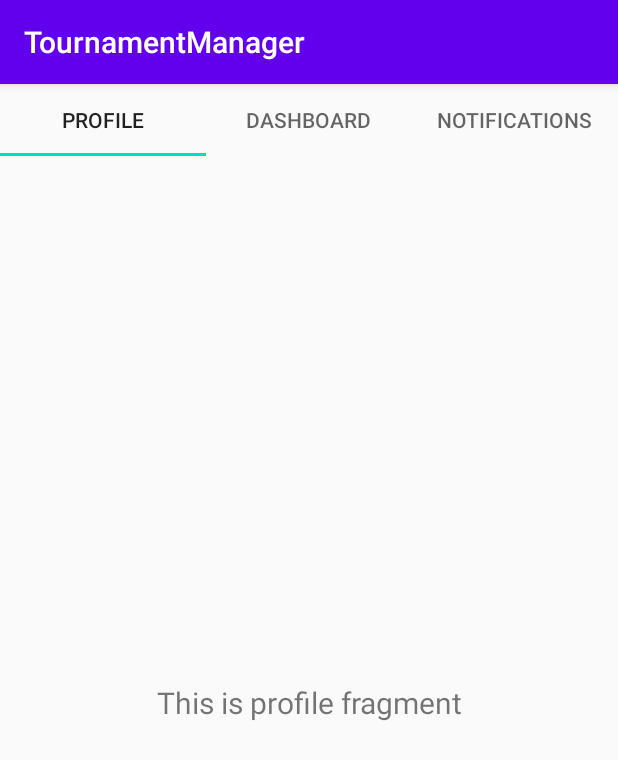
After one commit to slowpokesheep/tournamentmanager, an Android app: the fragment CollectionProfileFragment shown on its own in the app's theme, on a phone screen of 412 x 824 dp. The commit adds this screen. Shown: the top 760 px of the screen. Run offline under Robolectric (Android 15) with nearby library versions, the phone set to English and light mode, and no system bars.

Commit message:
navigation wip

```diff
--- a/app/src/main/java/is/hi/tournamentmanager/MainActivity.java
+++ b/app/src/main/java/is/hi/tournamentmanager/MainActivity.java
@@ -13,11 +13,13 @@ import androidx.navigation.Navigation;
 import androidx.navigation.ui.AppBarConfiguration;
 import androidx.navigation.ui.NavigationUI;
 
-public class MainActivity extends AppCompatActivity {//implements NavigationView.OnNavigationItemSelectedListener {
+public class MainActivity extends AppCompatActivity {
 
     private AppBarConfiguration mAppBarConfiguration;
 
     private DrawerLayout mDrawerLayout;
+
+    private NavController navController;
 
     @Override
     protected void onCreate(Bundle savedInstanceState) {
@@ -37,18 +39,19 @@ public class MainActivity extends AppCompatActivity {//implements NavigationView
         NavigationView navDrawView = findViewById(R.id.nav_draw_view);
 
         // Passing each menu ID as a set of Ids because each menu should be considered as top level destinations.
-        mAppBarConfiguration = new AppBarConfiguration.Builder(R.id.nav_home, R.id.nav_dashboard, R.id.nav_notifications).setDrawerLayout(mDrawerLayout).build();
+        mAppBarConfiguration = new AppBarConfiguration.Builder(R.id.nav_home, R.id.nav_dashboard, R.id.nav_notifications, R.id.nav_profile).setDrawerLayout(mDrawerLayout).build();
 
         // Init nav controller
-        NavController navController = Navigation.findNavController(this, R.id.nav_host_fragment);
+        navController = Navigation.findNavController(this, R.id.nav_host_fragment);
         NavigationUI.setupActionBarWithNavController(this, navController, mAppBarConfiguration);
         NavigationUI.setupWithNavController(navDrawView, navController);
         NavigationUI.setupWithNavController(navView, navController);
     }
 
-    // Handle back, closes navigation drawer or goes to home screen
+    // Handle back button
     @Override
     public void onBackPressed() {
+        // Close the navigation drawer if it's open
         if (mDrawerLayout.isDrawerOpen(GravityCompat.START)) {
             mDrawerLayout.closeDrawer(GravityCompat.START);
         } else {
@@ -60,6 +63,6 @@ public class MainActivity extends AppCompatActivity {//implements NavigationView
     @Override
     public boolean onSupportNavigateUp() {
         NavController navController = Navigation.findNavController(this, R.id.nav_host_fragment);
-        return NavigationUI.navigateUp(navController, mAppBarConfiguration) || super.onSupportNavigateUp();
+        return NavigationUI.navigateUp(navController, mAppBarConfiguration);// || super.onSupportNavigateUp();
     }
 }
--- /dev/null
+++ b/app/src/main/java/is/hi/tournamentmanager/collections/CollectionProfileFragment.java
@@ -0,0 +1,57 @@
+package is.hi.tournamentmanager.collections;
+
+import android.os.Bundle;
+import android.view.LayoutInflater;
+import android.view.View;
+import android.view.ViewGroup;
+
+import androidx.annotation.NonNull;
+import androidx.annotation.Nullable;
+import androidx.fragment.app.Fragment;
+import androidx.viewpager2.widget.ViewPager2;
+
+import com.google.android.material.tabs.TabLayout;
+import com.google.android.material.tabs.TabLayoutMediator;
+
+import is.hi.tournamentmanager.R;
+import is.hi.tournamentmanager.ui.dashboard.DashboardFragment;
+import is.hi.tournamentmanager.ui.notifications.NotificationsFragment;
+import is.hi.tournamentmanager.ui.profile.ProfileFragment;
+import is.hi.tournamentmanager.ui.profile.ProfileViewModel;
+import is.hi.tournamentmanager.utils.ObjectCollectionAdapter;
+
+public class CollectionProfileFragment extends Fragment {
+
+    ViewPager2 viewPager;
+    ObjectCollectionAdapter profileCollectionAdapter;
+
+    // Load
+    public View onCreateView(@NonNull LayoutInflater inflater, ViewGroup container, Bundle savedInstanceState) {
+        return inflater.inflate(R.layout.fragment_collection_profile, container, false);
+    }
+
+    // After onCreateView
+    @Override
+    public void onViewCreated(@NonNull View view, @Nullable Bundle savedInstanceState) {
+        profileCollectionAdapter = new ObjectCollectionAdapter(this);
+
+        // Add fragments to the adapter
+        profileCollectionAdapter.add(new ProfileFragment(), getString(R.string.menu_profile));
+        profileCollectionAdapter.add(new DashboardFragment(), getString(R.string.menu_dashboard));
+        profileCollectionAdapter.add(new NotificationsFragment(), getString(R.string.menu_notifications));
+
+        // Setup viewpager
+        viewPager = view.findViewById(R.id.pager);
+        viewPager.setAdapter(profileCollectionAdapter);
+
+        // Link tab layout to viewpager
+        TabLayout tabLayout = view.findViewById(R.id.tab_layout);
+        new TabLayoutMediator(tabLayout, viewPager,
+                new TabLayoutMediator.TabConfigurationStrategy() {
+                    @Override
+                    public void onConfigureTab(@NonNull TabLayout.Tab tab, int position) {
+                        tab.setText(profileCollectionAdapter.getTitle(position));
+                    }
+                }).attach();
+    }
+}
--- a/app/src/main/java/is/hi/tournamentmanager/ui/profile/ProfileFragment.java
+++ b/app/src/main/java/is/hi/tournamentmanager/ui/profile/ProfileFragment.java
@@ -21,8 +21,8 @@ public class ProfileFragment extends Fragment {
     public View onCreateView(@NonNull LayoutInflater inflater, ViewGroup container, Bundle savedInstanceState) {
 
         profileViewModel = new ViewModelProvider(this).get(ProfileViewModel.class);
-        View root = inflater.inflate(R.layout.fragment_home, container, false);
-        final TextView textView = root.findViewById(R.id.text_home);
+        View root = inflater.inflate(R.layout.fragment_profile, container, false);
+        final TextView textView = root.findViewById(R.id.text_profile);
 
         profileViewModel.getText().observe(getViewLifecycleOwner(), new Observer<String>() {
             @Override
--- /dev/null
+++ b/app/src/main/java/is/hi/tournamentmanager/utils/ObjectCollectionAdapter.java
@@ -0,0 +1,44 @@
+package is.hi.tournamentmanager.utils;
+
+import android.util.Pair;
+
+import androidx.fragment.app.Fragment;
+import androidx.viewpager2.adapter.FragmentStateAdapter;
+
+import java.util.ArrayList;
+import java.util.List;
+
+// An object collection
+public class ObjectCollectionAdapter extends FragmentStateAdapter {
+    private final List<Pair<Fragment, String>> mFragmentList = new ArrayList<>();
+
+    public ObjectCollectionAdapter(Fragment fragment) {
+        super(fragment);
+    }
+
+    // Add fragments to the view pager and tab layout
+    public void add(Fragment fragment, String title) {
+        mFragmentList.add(new Pair(fragment, title));
+    }
+
+    public Fragment getFragment(int position) {
+        return mFragmentList.get(position).first;
+    }
+
+    public String getTitle(int position) {
+        return mFragmentList.get(position).second;
+    }
+
+    // Returns the fragments at runtime to populate the view pager and tab layout
+    @Override
+    public Fragment createFragment(int position) {
+        Fragment fragment = mFragmentList.get(position).first;
+        return fragment;
+    }
+
+    // How many calls to createFragment
+    @Override
+    public int getItemCount() {
+        return mFragmentList.size();
+    }
+}
--- /dev/null
+++ b/app/src/main/res/layout/fragment_collection_profile.xml
@@ -0,0 +1,21 @@
+<?xml version="1.0" encoding="utf-8"?>
+<LinearLayout xmlns:android="http://schemas.android.com/apk/res/android"
+    xmlns:app="http://schemas.android.com/apk/res-auto"
+    xmlns:tools="http://schemas.android.com/tools"
+    android:layout_width="match_parent"
+    android:layout_height="match_parent"
+    tools:context=".ui.profile.ProfileFragment"
+    android:orientation="vertical">
+
+    <com.google.android.material.tabs.TabLayout
+        android:id="@+id/tab_layout"
+        android:layout_width="match_parent"
+        android:layout_height="wrap_content" />
+
+    <androidx.viewpager2.widget.ViewPager2
+        android:id="@+id/pager"
+        android:layout_width="match_parent"
+        android:layout_height="0dp"
+        android:layout_weight="1" />
+
+</LinearLayout>
--- /dev/null
+++ b/app/src/main/res/layout/fragment_profile.xml
@@ -0,0 +1,22 @@
+<?xml version="1.0" encoding="utf-8"?>
+<androidx.constraintlayout.widget.ConstraintLayout xmlns:android="http://schemas.android.com/apk/res/android"
+    xmlns:app="http://schemas.android.com/apk/res-auto"
+    xmlns:tools="http://schemas.android.com/tools"
+    android:layout_width="match_parent"
+    android:layout_height="match_parent"
+    tools:context=".ui.profile.ProfileFragment">
+
+    <TextView
+        android:id="@+id/text_profile"
+        android:layout_width="match_parent"
+        android:layout_height="wrap_content"
+        android:layout_marginStart="8dp"
+        android:layout_marginTop="8dp"
+        android:layout_marginEnd="8dp"
+        android:gravity="center"
+        android:textSize="20sp"
+        app:layout_constraintBottom_toBottomOf="parent"
+        app:layout_constraintEnd_toEndOf="parent"
+        app:layout_constraintStart_toStartOf="parent"
+        app:layout_constraintTop_toTopOf="parent" />
+</androidx.constraintlayout.widget.ConstraintLayout>
--- a/app/src/main/res/menu/activity_main_drawer.xml
+++ b/app/src/main/res/menu/activity_main_drawer.xml
@@ -12,5 +12,9 @@
             android:id="@+id/nav_dashboard"
             android:icon="@drawable/ic_dashboard_black_24dp"
             android:title="@string/menu_dashboard" />
+        <item
+            android:id="@+id/nav_profile"
+            android:icon="@drawable/ic_dashboard_black_24dp"
+            android:title="@string/menu_profile" />
     </group>
 </menu>
--- a/app/src/main/res/navigation/mobile_navigation.xml
+++ b/app/src/main/res/navigation/mobile_navigation.xml
@@ -22,4 +22,11 @@
         android:name="is.hi.tournamentmanager.ui.notifications.NotificationsFragment"
         android:label="@string/menu_notifications"
         tools:layout="@layout/fragment_notifications" />
+
+    <fragment
+        android:id="@+id/nav_profile"
+        android:name="is.hi.tournamentmanager.collections.CollectionProfileFragment"
+        android:label="@string/menu_profile"
+        tools:layout="@layout/fragment_collection_profile" />
+
 </navigation>
--- a/app/src/main/res/values/strings.xml
+++ b/app/src/main/res/values/strings.xml
@@ -11,6 +11,7 @@
 
     <!-- Menu items -->
     <string name="menu_home">Home</string>
+    <string name="menu_profile">Profile</string>
     <string name="menu_dashboard">Dashboard</string>
     <string name="menu_notifications">Notifications</string>
 </resources>
```
